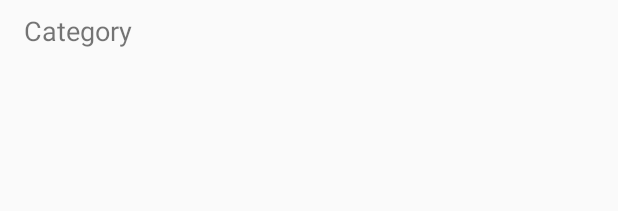
After one commit to slowfarm/ProductHunt, an Android app: the layout category_list_item.xml on its own in the app's theme, with its tools: preview values and no code run, on a phone screen of 412 x 824 dp. The commit adds this screen. Shown: the top 211 px of the screen. Run offline under Robolectric (Android 15) with nearby library versions, the phone set to English and light mode, and no system bars.

Commit message:
Добавлен диалог с выбором категорий

```diff
--- /dev/null
+++ b/app/src/main/java/eva/android/com/producthunt/interfaces/OnItemClickListener.java
@@ -0,0 +1,5 @@
+package eva.android.com.producthunt.interfaces;
+
+public interface OnItemClickListener {
+    void onItemClick(int id, String name);
+}
--- /dev/null
+++ b/app/src/main/res/layout/category_list_item.xml
@@ -0,0 +1,18 @@
+<?xml version="1.0" encoding="utf-8"?>
+<LinearLayout xmlns:android="http://schemas.android.com/apk/res/android"
+    android:layout_width="match_parent"
+    android:layout_height="wrap_content"
+    xmlns:tools="http://schemas.android.com/tools"
+    android:orientation="vertical">
+
+    <TextView
+        android:id="@+id/category_name"
+        android:layout_width="match_parent"
+        android:layout_height="wrap_content"
+        android:layout_marginBottom="8dp"
+        android:layout_marginLeft="16dp"
+        android:layout_marginRight="16dp"
+        android:layout_marginTop="8dp"
+        android:textSize="18sp"
+        tools:text="Category" />
+</LinearLayout>
```
Also changed, not shown: app/src/main/java/eva/android/com/producthunt/activities/MainActivity.java (+24 -6 lines), app/src/main/java/eva/android/com/producthunt/adapters/CategoryAdapter.java (added, +55 -0 lines), app/src/main/java/eva/android/com/producthunt/dialog/CategoryDialog.java (added, +52 -0 lines), app/src/main/res/layout/category_dialog.xml (added, +14 -0 lines).
